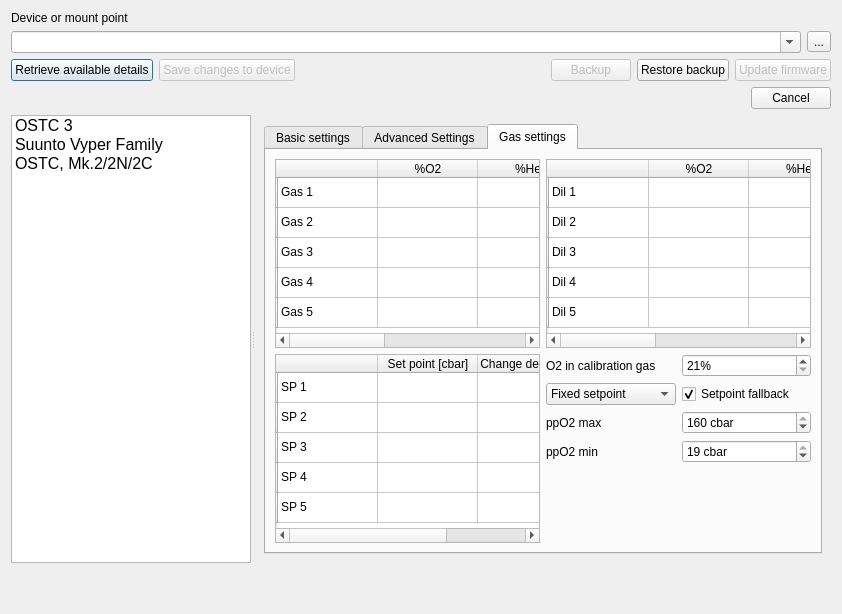
subsurface/subsurface, file qt-ui/configuredivecomputerdialog.ui: the form before one commit.
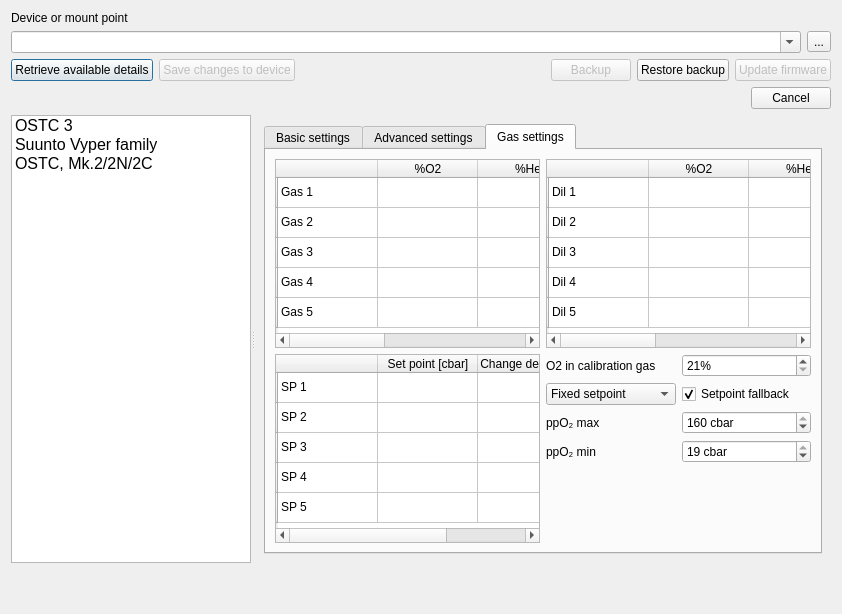
The form after the commit. The open tabs and pages were chosen to show the change. Icons and pictures are not drawn.

Commit message:
Text adjustments to configuredivecomputer
Use 2 subscript on ppO2
Adhere to agreed capitalisation style
Reset instead of resetted

What changed in the file:
```diff
--- a/qt-ui/configuredivecomputerdialog.ui
+++ b/qt-ui/configuredivecomputerdialog.ui
@@ -177,7 +177,7 @@
       </item>
       <item>
        <property name="text">
-        <string>Suunto Vyper Family</string>
+        <string>Suunto Vyper family</string>
        </property>
        <property name="icon">
         <iconset resource="../subsurface.qrc">
@@ -602,7 +602,7 @@
           </widget>
           <widget class="QWidget" name="advancedSettings">
            <attribute name="title">
-            <string>Advanced Settings</string>
+            <string>Advanced settings</string>
            </attribute>
            <layout class="QGridLayout" name="gridLayout1">
             <item row="3" column="0" colspan="2">
@@ -1213,14 +1213,14 @@
             <item row="4" column="2">
              <widget class="QLabel" name="label_29">
               <property name="text">
-               <string>ppO2 max</string>
+               <string>ppO₂ max</string>
               </property>
              </widget>
             </item>
             <item row="5" column="2">
              <widget class="QLabel" name="label_30">
               <property name="text">
-               <string>ppO2 min</string>
+               <string>ppO₂ min</string>
               </property>
              </widget>
             </item>
```
Left out of the diff: 2 changed lines with no effect on the pictures. The commit also changes 1 other file.
